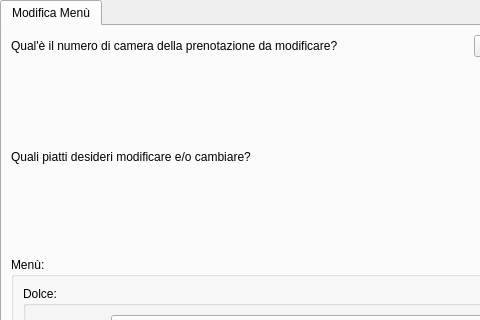
This is ui/Cameriere/GestisciCucina/ModificaPrenotazioneColazioneInCamera.ui in mdoraz/Hotel as Qt 5 draws it before an edit; both pictures show x 0 to 480 and y 0 to 320 of the 609 by 754 pixel window. The edited form follows.
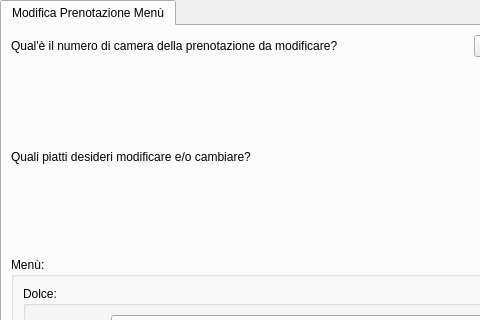
This is the edited form.

```diff
--- a/ui/Cameriere/GestisciCucina/ModificaPrenotazioneColazioneInCamera.ui
+++ b/ui/Cameriere/GestisciCucina/ModificaPrenotazioneColazioneInCamera.ui
@@ -15,7 +15,7 @@
   </property>
   <widget class="QWidget" name="tab">
    <attribute name="title">
-    <string>Modifica Menù</string>
+    <string>Modifica Prenotazione Menù</string>
    </attribute>
    <layout class="QGridLayout" name="gridLayout">
     <item row="5" column="2">
```
Left out of the diff: 2 changed lines with no effect on the pictures.
